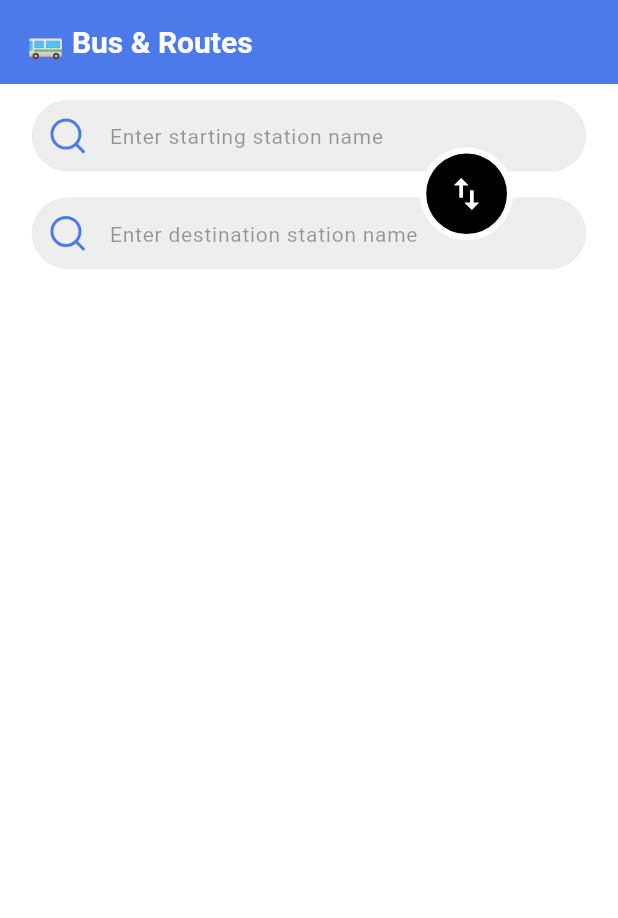
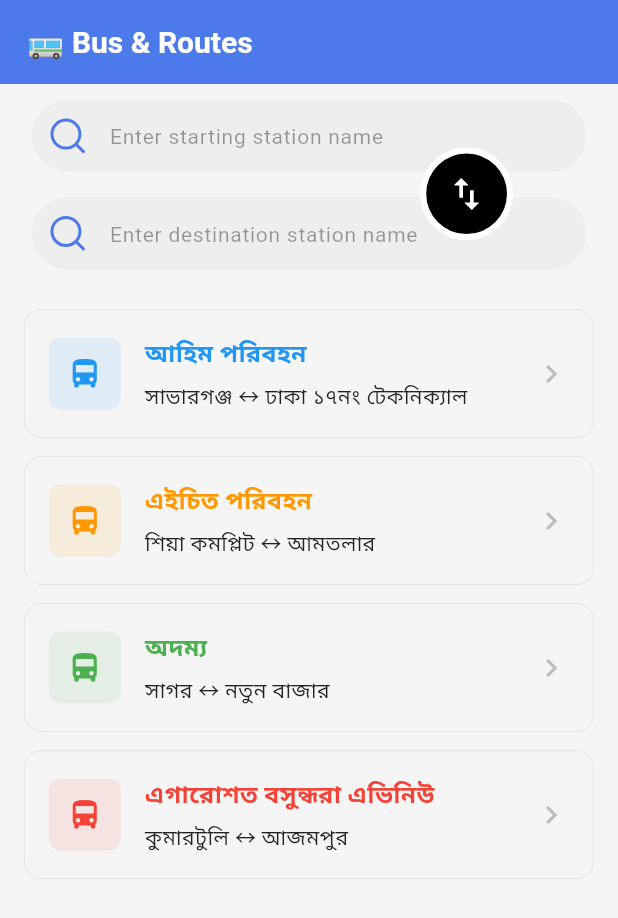
Before and after one commit to royalcourtbd/dhaka_bus, a Flutter app: the screen it shows after launch, on a phone screen of 412 x 824 dp. Shown: the top 918 px of the screen. Run offline on Flutter 3.47's test engine with Material 3 defaults, Android fonts, the phone set to English and light mode, and no system bars; our stand-ins replace cloud_firestore, device_info_plus, drift, equatable, firebase_analytics, firebase_core and 14 more; missing offline and left inert: talker_logger; accounts and stored records are empty; Roboto replaces fonts that are missing (Poppins).

Commit message:
Add expandable bus route cards to display page
Introduces BusRouteCard widget for displaying bus routes with expandable details. Updates presenter and UI state to manage card expansion, allowing only one card to be expanded at a time. Refactors BusRoutesDisplayPage to use the new card widget and expansion logic for improved user experience.

```diff
--- a/lib/features/bus_management/bus_management_export.dart
+++ b/lib/features/bus_management/bus_management_export.dart
@@ -33,6 +33,9 @@ export 'domain/usecase/get_routes_by_bus_id_use_case.dart';
 //Presentation
 export 'presentation/presenter/bus_presenter.dart';
 export 'presentation/presenter/bus_ui_state.dart';
+export 'presentation/ui/bus_routes_display_page.dart';
+export 'presentation/widgets/bus_route_card_widget.dart';
+export 'presentation/widgets/swap_button.dart';
 
 //DI
 export 'di/bus_management_di.dart';
--- a/lib/features/bus_management/presentation/presenter/bus_presenter.dart
+++ b/lib/features/bus_management/presentation/presenter/bus_presenter.dart
@@ -149,6 +149,24 @@ class BusPresenter extends BasePresenter<BusUiState> {
     return await _dataSyncService.isInternetAvailable();
   }
 
+  /// Toggle expansion state for a specific card (only one card can be expanded at a time)
+  void toggleCardExpansion(String cardId) {
+    final String? currentExpandedCard = currentUiState.expandedCardId;
+
+    if (currentExpandedCard == cardId) {
+      // If clicking the same card, collapse it
+      uiState.value = currentUiState.copyWith(clearExpandedCardId: true);
+    } else {
+      // If clicking a different card, expand it and collapse others
+      uiState.value = currentUiState.copyWith(expandedCardId: cardId);
+    }
+  }
+
+  /// Check if a specific card is expanded
+  bool isCardExpanded(String cardId) {
+    return currentUiState.expandedCardId == cardId;
+  }
+
   void swapLocations() {
     final temp = startingStationNameController.text;
     startingStationNameController.text = destinationStationNameController.text;
--- a/lib/features/bus_management/presentation/presenter/bus_ui_state.dart
+++ b/lib/features/bus_management/presentation/presenter/bus_ui_state.dart
@@ -13,6 +13,7 @@ class BusUiState extends BaseUiState {
     required this.searchQuery,
     required this.allRoutes,
     required this.busRoutes, // Routes for selected bus
+    required this.expandedCardId, // Track which card is currently expanded
   });
 
   factory BusUiState.empty() {
@@ -25,6 +26,7 @@ class BusUiState extends BaseUiState {
       searchQuery: '',
       allRoutes: [],
       busRoutes: {},
+      expandedCardId: null,
     );
   }
 
@@ -34,6 +36,8 @@ class BusUiState extends BaseUiState {
   final String searchQuery;
   final List<RouteEntity> allRoutes;
   final Map<String, List<RouteEntity>> busRoutes; // bus_id -> routes mapping
+  final String?
+  expandedCardId; // Track which card is currently expanded (null means none)
 
   @override
   List<Object?> get props => [
@@ -45,6 +49,7 @@ class BusUiState extends BaseUiState {
     searchQuery,
     allRoutes,
     busRoutes,
+    expandedCardId,
   ];
 
   BusUiState copyWith({
@@ -56,6 +61,9 @@ class BusUiState extends BaseUiState {
     String? searchQuery,
     List<RouteEntity>? allRoutes,
     Map<String, List<RouteEntity>>? busRoutes,
+    String? expandedCardId,
+    bool clearExpandedCardId =
+        false, // Flag to explicitly set expandedCardId to null
   }) {
     return BusUiState(
       isLoading: isLoading ?? this.isLoading,
@@ -66,6 +74,9 @@ class BusUiState extends BaseUiState {
       searchQuery: searchQuery ?? this.searchQuery,
       allRoutes: allRoutes ?? this.allRoutes,
       busRoutes: busRoutes ?? this.busRoutes,
+      expandedCardId: clearExpandedCardId
+          ? null
+          : (expandedCardId ?? this.expandedCardId),
     );
   }
 }
--- a/lib/features/bus_management/presentation/ui/bus_routes_display_page.dart
+++ b/lib/features/bus_management/presentation/ui/bus_routes_display_page.dart
@@ -3,8 +3,10 @@ import 'package:dhaka_bus/core/di/service_locator.dart';
 import 'package:dhaka_bus/core/external_libs/user_input_field/src/user_input_field_widget.dart';
 import 'package:dhaka_bus/core/static/svg_path.dart';
 import 'package:dhaka_bus/core/static/ui_const.dart';
+import 'package:dhaka_bus/core/widgets/presentable_widget_builder.dart';
 import 'package:dhaka_bus/features/bus_management/presentation/presenter/bus_presenter.dart';
 import 'package:dhaka_bus/features/bus_management/presentation/widgets/swap_button.dart';
+import 'package:dhaka_bus/features/bus_management/presentation/widgets/bus_route_card_widget.dart';
 import 'package:dhaka_bus/shared/components/custom_app_bar_widget.dart';
 import 'package:flutter/material.dart';
 
@@ -14,13 +16,16 @@ class BusRoutesDisplayPage extends StatelessWidget {
 
   @override
   Widget build(BuildContext context) {
-    return Scaffold(
+    return PresentableWidgetBuilder(
+      presenter: busPresenter,
+      builder: () => Scaffold(
+        backgroundColor: Colors.grey[100],
         appBar: CustomAppBar(title: '🚌 Bus & Routes', isRoot: true),
         body: Column(
           crossAxisAlignment: CrossAxisAlignment.center,
           children: [
+            // Search Input Section
             SizedBox(
-            // color: Colors.blueAccent,
               width: double.infinity,
               child: Stack(
                 alignment: Alignment.center,
@@ -51,7 +56,73 @@ class BusRoutesDisplayPage extends StatelessWidget {
                 ],
               ),
             ),
+
+            // Bus Routes List Section
+            Expanded(
+              child: ListView(
+                padding: const EdgeInsets.all(16),
+                children: [
+                  BusRouteCard(
+                    id: 'ahim_transport_1',
+                    title: 'আহিম পরিবহন',
+                    route: 'সাভারগঞ্জ ↔ ঢাকা ১৭নং টেকনিক্যাল',
+                    description:
+                        'সাভারগঞ্জ → টেকনিক্যাল → আলমগীর শরণার্থী শিবির → নিউ মার্কেট → কার পার্ট সিটি কর → দিলকুশা → পোস্ট অফিস → বিরুলিয়া ↔ শহীদুল্লাহ মোড় ↔ রূপনগর → পূর্ণিমা ↔ নবীনগর → নবীনগর ↔ বিমানবন্দর → উত্তরা কলেজ → সাভার কলেজ → বাংলাদেশ → শহীদ সালাম ↔ ঢাকা ১৭নং টেকনিক্যাল',
+                    cardColor: Colors.blue,
+                    busTime: 'প্রতি ১৫ মিনিট অন্তর',
+                    fare: '৳২৫-৪৫',
+                    isExpanded: busPresenter.isCardExpanded('ahim_transport_1'),
+                    onTap: () =>
+                        busPresenter.toggleCardExpansion('ahim_transport_1'),
+                  ),
+                  BusRouteCard(
+                    id: 'hsht_transport_1',
+                    title: 'এইচিত পরিবহন',
+                    route: 'শিয়া কমপ্লিট ↔ আমতলার',
+                    description:
+                        'শিয়া কমপ্লিট → বাজার → স্কুল কলেজ → হাসপাতাল → পার্ক → মসজিদ রোড় → আমতলার বাস স্ট্যান্ড। আরামদায়ক যাত্রা ও নিয়মিত সেবা।',
+                    cardColor: Colors.orange,
+                    busTime: 'সকাল ৬টা - রাত ১০টা',
+                    fare: '৳২০-৩৫',
+                    isExpanded: busPresenter.isCardExpanded('hsht_transport_1'),
+                    onTap: () =>
+                        busPresenter.toggleCardExpansion('hsht_transport_1'),
+                  ),
+                  BusRouteCard(
+                    id: 'adommo_transport_1',
+                    title: 'অদম্য',
+                    route: 'সাগর ↔ নতুন বাজার',
+                    description:
+                        'সাগর পার → রেলস্টেশন → পুরান বাজার → ব্যাংক রোড় → হাসপাতাল → স্কুল → নতুন বাজার। দ্রুত ও নিরাপদ পরিবহন সেবা।',
+                    cardColor: Colors.green,
+                    busTime: 'প্রতি ২০ মিনিট অন্তর',
+                    fare: '৳১৫-৩০',
+                    isExpanded: busPresenter.isCardExpanded(
+                      'adommo_transport_1',
+                    ),
+                    onTap: () =>
+                        busPresenter.toggleCardExpansion('adommo_transport_1'),
+                  ),
+                  BusRouteCard(
+                    id: 'egaro_bashundhara_1',
+                    title: 'এগারোশত বসুন্ধরা এভিনিউ',
+                    route: 'কুমারটুলি ↔ আজমপুর',
+                    description:
+                        'কুমারটুলি → শিল্পকলা একাডেমি → শাহবাগ → কলাবাগান → ধানমন্ডি → আজমপুর। শহরের প্রধান এলাকাগুলির সাথে যোগাযোগ।',
+                    cardColor: Colors.red,
+                    busTime: 'সকাল ৫:৩০ - রাত ১১টা',
+                    fare: '৳২৫-৫০',
+                    isExpanded: busPresenter.isCardExpanded(
+                      'egaro_bashundhara_1',
+                    ),
+                    onTap: () =>
+                        busPresenter.toggleCardExpansion('egaro_bashundhara_1'),
+                  ),
                 ],
+              ),
+            ),
+          ],
+        ),
       ),
     );
   }
@@ -65,7 +136,7 @@ class BusRoutesDisplayPage extends StatelessWidget {
       hintText: hintText,
       fillColor: Color(0xffEEEEEE),
       prefixIconPath: SvgPath.icSearch,
-      textEditingController: busPresenter.startingStationNameController,
+      textEditingController: textEditingController,
     );
   }
 }
--- /dev/null
+++ b/lib/features/bus_management/presentation/widgets/bus_route_card_widget.dart
@@ -0,0 +1,206 @@
+import 'package:flutter/material.dart';
+
+class BusRouteCard extends StatelessWidget {
+  final String id; // Unique identifier for the card
+  final String title;
+  final String route;
+  final String description;
+  final Color cardColor;
+  final String busTime;
+  final String fare;
+  final bool isExpanded;
+  final VoidCallback onTap;
+
+  const BusRouteCard({
+    super.key,
+    required this.id,
+    required this.title,
+    required this.route,
+    required this.description,
+    this.cardColor = Colors.blue,
+    required this.busTime,
+    required this.fare,
+    required this.isExpanded,
+    required this.onTap,
+  });
+
+  @override
+  Widget build(BuildContext context) {
+    return Container(
+      margin: const EdgeInsets.only(bottom: 12),
+      decoration: BoxDecoration(
+        borderRadius: BorderRadius.circular(12),
+        border: Border.all(color: Color(0xffDEDEDE), width: 0.5),
+      ),
+      child: Material(
+        color: Colors.transparent,
+        child: InkWell(
+          borderRadius: BorderRadius.circular(12),
+          onTap: onTap,
+          child: AnimatedContainer(
+            duration: const Duration(milliseconds: 300),
+            curve: Curves.easeInOut,
+            child: Padding(
+              padding: const EdgeInsets.all(16),
+              child: Column(
+                children: [
+                  // Main Card Content
+                  Row(
+                    children: [
+                      // Bus Icon
+                      Container(
+                        width: 48,
+                        height: 48,
+                        decoration: BoxDecoration(
+                          color: cardColor.withOpacity(0.1),
+                          borderRadius: BorderRadius.circular(8),
+                        ),
+                        child: Icon(
+                          Icons.directions_bus,
+                          color: cardColor,
+                          size: 24,
+                        ),
+                      ),
+                      const SizedBox(width: 16),
+
+                      // Content
+                      Expanded(
+                        child: Column(
+                          crossAxisAlignment: CrossAxisAlignment.start,
+                          children: [
+                            // Title
+                            Text(
+                              title,
+                              style: TextStyle(
+                                fontSize: 16,
+                                fontWeight: FontWeight.bold,
+                                color: cardColor,
+                              ),
+                            ),
+                            const SizedBox(height: 4),
+
+                            // Route
+                            Text(
+                              route,
+                              style: const TextStyle(
+                                fontSize: 14,
+                                fontWeight: FontWeight.w500,
+                                color: Colors.black87,
+                              ),
+                            ),
+                          ],
+                        ),
+                      ),
+
+                      // Arrow Icon with Animation
+                      AnimatedRotation(
+                        turns: isExpanded ? 0.25 : 0,
+                        duration: const Duration(milliseconds: 350),
+                        curve: Curves.easeInOutCubic,
+                        child: Icon(
+                          Icons.keyboard_arrow_right,
+                          color: Colors.grey[400],
+                          size: 24,
+                        ),
+                      ),
+                    ],
+                  ),
+
+                  // Expandable Content with smooth animation
+                  ClipRect(
+                    child: AnimatedSize(
+                      duration: const Duration(milliseconds: 350),
+                      curve: Curves.easeInOutCubic,
+                      child: AnimatedContainer(
+                        duration: const Duration(milliseconds: 350),
+                        curve: Curves.easeInOutCubic,
+                        height: isExpanded ? null : 0,
+                        child: AnimatedOpacity(
+                          duration: const Duration(milliseconds: 250),
+                          opacity: isExpanded ? 1.0 : 0.0,
+                          curve: Curves.easeInOut,
+                          child: isExpanded
+                              ? Padding(
+                                  padding: const EdgeInsets.only(top: 16),
+                                  child: Column(
+                                    crossAxisAlignment:
+                                        CrossAxisAlignment.start,
+                                    children: [
+                                      // Route Details
+                                      _buildDetailRow(
+                                        icon: Icons.route,
+                                        title: 'রুটের বিস্তারিত:',
+                                        content: description,
+                                      ),
+                                      const SizedBox(height: 12),
+
+                                      // Time Information
+                                      _buildDetailRow(
+                                        icon: Icons.access_time,
+                                        title: 'সময়সূচি:',
+                                        content: busTime,
+                                      ),
+                                      const SizedBox(height: 12),
+
+                                      // Fare Information
+                                      _buildDetailRow(
+                                        icon: Icons.payments,
+                                        title: 'ভাড়া:',
+                                        content: fare,
+                                      ),
+                                      const SizedBox(height: 8),
+                                    ],
+                                  ),
+                                )
+                              : const SizedBox.shrink(),
+                        ),
+                      ),
+                    ),
+                  ),
+                ],
+              ),
+            ),
+          ),
+        ),
+      ),
+    );
+  }
+
+  Widget _buildDetailRow({
+    required IconData icon,
+    required String title,
+    required String content,
+  }) {
+    return Row(
+      crossAxisAlignment: CrossAxisAlignment.start,
+      children: [
+        Icon(icon, size: 16, color: cardColor),
+        const SizedBox(width: 8),
+        Expanded(
+          child: Column(
+            crossAxisAlignment: CrossAxisAlignment.start,
+            children: [
+              Text(
+                title,
+                style: TextStyle(
+                  fontSize: 13,
+                  fontWeight: FontWeight.w600,
+                  color: cardColor,
+                ),
+              ),
+              const SizedBox(height: 2),
+              Text(
+                content,
+                style: TextStyle(
+                  fontSize: 12,
+                  color: Colors.grey[600],
+                  height: 1.4,
+                ),
+              ),
+            ],
+          ),
+        ),
+      ],
+    );
+  }
+}
```
Lines whose indentation alone changed are shown as unchanged.
